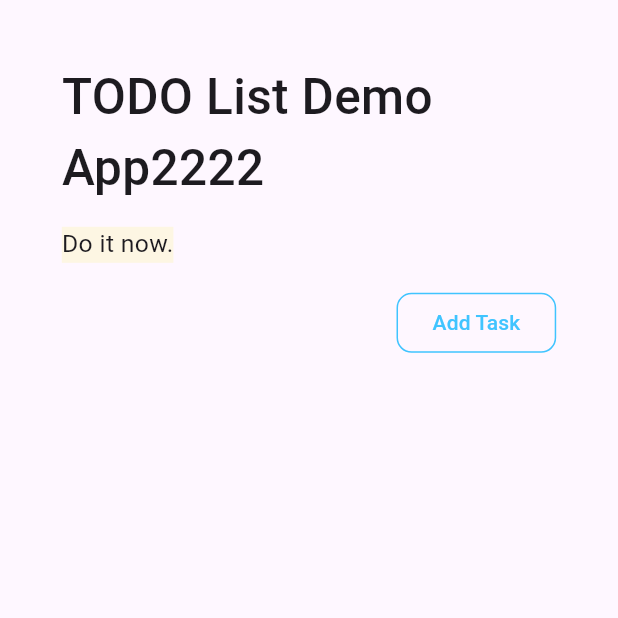
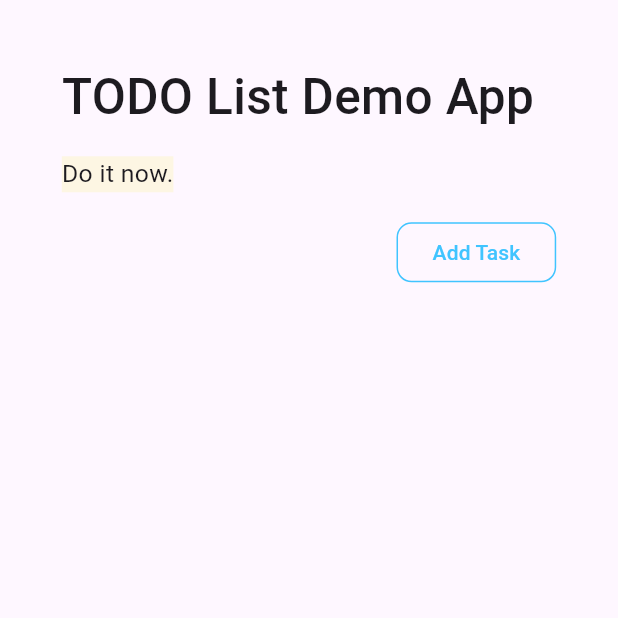
Before and after one commit to SD19767/todolist, a Flutter app: the screen it shows after launch, on a phone screen of 412 x 824 dp, the top half of it. Run offline on Flutter 3.47's test engine with Material 3 defaults, Android fonts, the phone set to English and light mode, and no system bars; our stand-ins replace get, shared_preferences.

Commit message:
feat: update TaskListView data binding

```diff
--- a/lib/pages/home_page.dart
+++ b/lib/pages/home_page.dart
@@ -19,7 +19,7 @@ class HomePage extends StatelessWidget {
           crossAxisAlignment: CrossAxisAlignment.start,
           children: [
             Text(
-              'TODO List Demo App2222',
+              'TODO List Demo App',
               style: TextStyle(
                   fontSize: SizeConfig.getBigTitleSize(),
                   fontWeight: FontWeight.w500),
--- a/lib/widgets/task_list_view.dart
+++ b/lib/widgets/task_list_view.dart
@@ -1,6 +1,7 @@
 import 'package:flutter/material.dart';
 import 'package:flutter_learn_getx/widgets/task_list_item.dart';
 import 'package:flutter_learn_getx/data_models/task_model.dart';
+import 'package:get/get.dart';
 
 class TaskListView extends StatelessWidget {
   final List<Task> tasks;
@@ -9,11 +10,12 @@ class TaskListView extends StatelessWidget {
 
   @override
   Widget build(BuildContext context) {
-    return ListView.builder(
-      itemCount: tasks.length,
-      itemBuilder: (context, index) {
-        return TaskListItem(task: tasks[index]);
-      },
+    return Obx(
+      () => ListView.builder(
+          itemCount: tasks.length,
+          itemBuilder: (context, index) {
+            return TaskListItem(task: tasks[index]);
+          }),
     );
   }
 }
```
Also changed, not shown: 6 other files.
